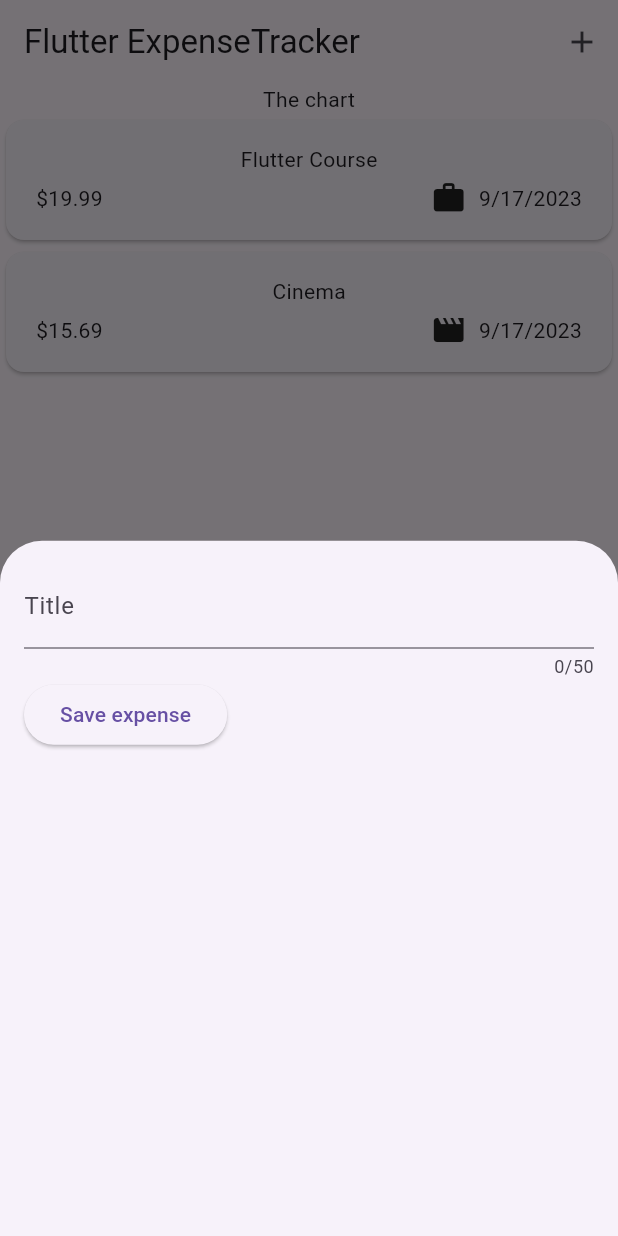
After one commit to lLeoNeedl/expenses_tracker, a Flutter app: the screen it shows after launch, after a tap on the "add" icon, on a phone screen of 412 x 824 dp. The commit adds this screen. Run offline on Flutter 3.47's test engine with Material 2 defaults, Android fonts, the phone set to English and light mode, and no system bars.

Commit message:
Working with text input

```diff
--- a/lib/main.dart
+++ b/lib/main.dart
@@ -3,8 +3,9 @@ import 'package:flutter/material.dart';
 
 void main() {
   runApp(
-    const MaterialApp(
-      home: Expenses(),
+    MaterialApp(
+      theme: ThemeData(useMaterial3: true),
+      home: const Expenses(),
     ),
   );
 }
--- a/lib/widgets/expenses.dart
+++ b/lib/widgets/expenses.dart
@@ -1,5 +1,6 @@
 import 'package:expense_tracker/widgets/expenses_list/expenses_list.dart';
 import 'package:expense_tracker/model/expense.dart';
+import 'package:expense_tracker/widgets/new_expense.dart';
 import 'package:flutter/material.dart';
 
 class Expenses extends StatefulWidget {
@@ -27,9 +28,25 @@ class _ExpensesState extends State<Expenses> {
     ),
   ];
 
+  void _openAddExpenseOverlay() {
+    showModalBottomSheet(
+      context: context,
+      builder: (ctx) => const NewExpense(),
+    );
+  }
+
   @override
   Widget build(BuildContext context) {
     return Scaffold(
+      appBar: AppBar(
+        title: const Text('Flutter ExpenseTracker'),
+        actions: [
+          IconButton(
+            onPressed: _openAddExpenseOverlay,
+            icon: const Icon(Icons.add),
+          )
+        ],
+      ),
       body: Column(
         children: [
           const Text('The chart'),
--- /dev/null
+++ b/lib/widgets/new_expense.dart
@@ -0,0 +1,48 @@
+import 'package:flutter/material.dart';
+
+class NewExpense extends StatefulWidget {
+  const NewExpense({super.key});
+
+  @override
+  State<NewExpense> createState() {
+    return _NewExpenseState();
+  }
+}
+
+class _NewExpenseState extends State<NewExpense> {
+  final _titleContoller = TextEditingController();
+
+  @override
+  void dispose() {
+    _titleContoller.dispose();
+    super.dispose();
+  }
+
+  @override
+  Widget build(BuildContext context) {
+    return Padding(
+      padding: const EdgeInsets.all(16),
+      child: Column(
+        children: [
+          TextField(
+            controller: _titleContoller,
+            maxLength: 50,
+            decoration: const InputDecoration(
+              label: Text('Title'),
+            ),
+          ),
+          Row(
+            children: [
+              ElevatedButton(
+                onPressed: () {
+                  print(_titleContoller.text);
+                },
+                child: const Text('Save expense'),
+              ),
+            ],
+          ),
+        ],
+      ),
+    );
+  }
+}
```
